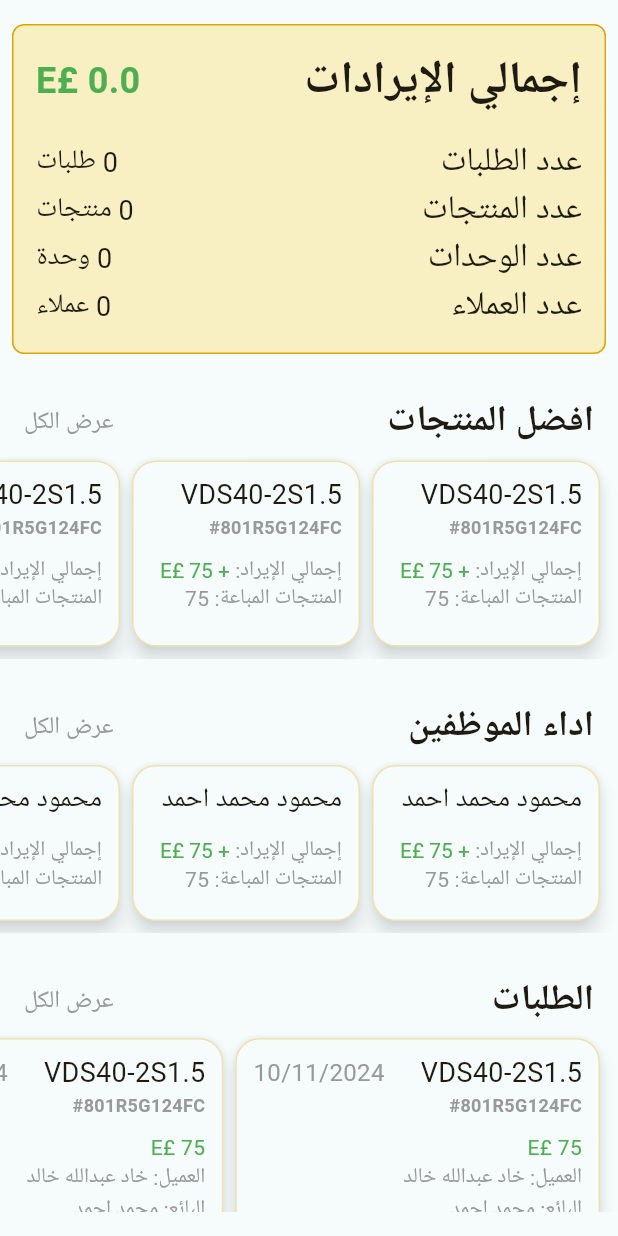
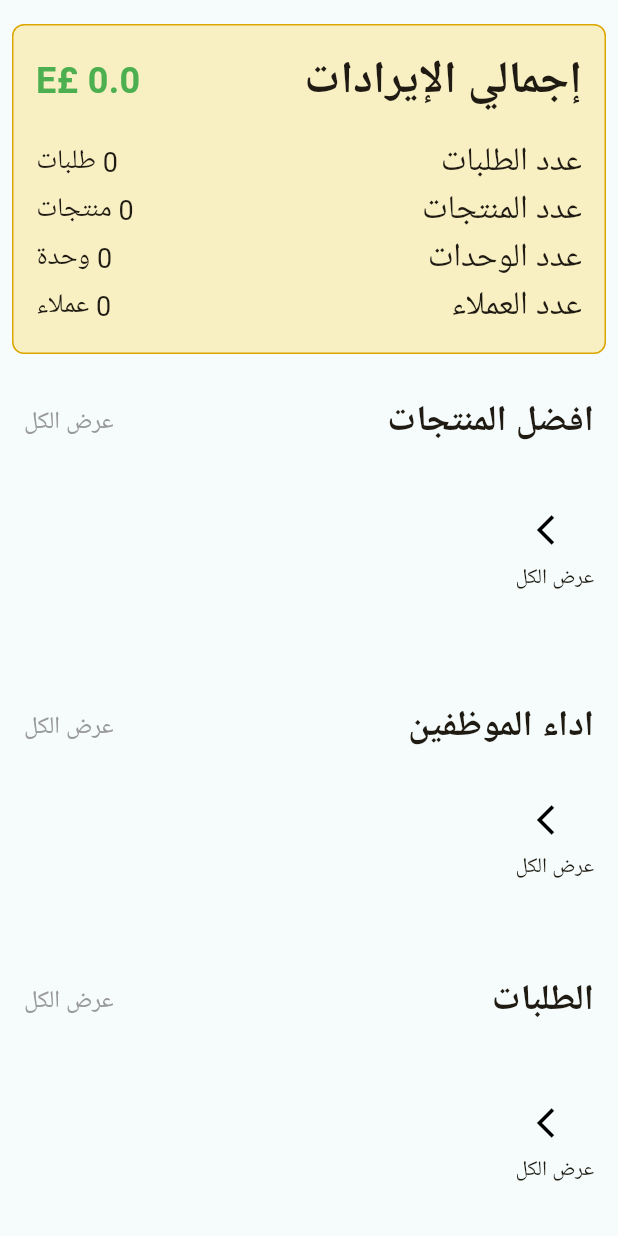
Before and after one commit to ELDemy/inventory_app, a Flutter app: the DashboardContent widget shown alone on an empty page, opened directly, on a phone screen of 412 x 824 dp. Run offline on Flutter 3.47's test engine with Material 3 defaults, Android fonts, the phone set to English and light mode, and no system bars; our stand-ins replace bloc, cloud_firestore, connectivity_plus, firebase_analytics, firebase_auth, firebase_core and 6 more; accounts and stored records are empty.

Commit message:
order history widgets

```diff
--- a/lib/features/admin/features/dashboard/screens/home_dashboard/data/dashboard_repo/dashboard_repo.dart
+++ b/lib/features/admin/features/dashboard/screens/home_dashboard/data/dashboard_repo/dashboard_repo.dart
@@ -15,6 +15,7 @@ class FirebaseOrderRepository implements OrderRepository {
     QuerySnapshot querySnapshot = await Injector.ordersHistoryCollection
         .where('creationTime', isGreaterThanOrEqualTo: startDate)
         .where('creationTime', isLessThanOrEqualTo: endDate)
+        .orderBy('creationTime', descending: true)
         .get();
 
     return querySnapshot.docs
--- a/lib/features/admin/features/dashboard/screens/home_dashboard/data/report_cubit/report_cubit.dart
+++ b/lib/features/admin/features/dashboard/screens/home_dashboard/data/report_cubit/report_cubit.dart
@@ -13,8 +13,9 @@ class ReportCubit extends Cubit<ReportState> {
   ReportCubit() : super(ReportInitial());
 
   List<OrderModel> allOrders = [];
-  ReportStatistics statistics = ReportStatistics();
+  ReportMainStats statistics = ReportMainStats();
   List<ProductStats> productStats = [];
+  List<EmployeeStats> employeeStats = [];
 
   Future<void> getAllOrders(DateTime startDate, DateTime endDate) async {
     try {
@@ -22,7 +23,7 @@ class ReportCubit extends Cubit<ReportState> {
       allOrders = await orderRepository.getOrdersByDateRange(
           startDate: startDate, endDate: endDate);
 
-      calculateMainStatistics();
+      _calculateAllStats();
 
       emit(ReportSuccess());
     } catch (e) {
@@ -30,59 +31,96 @@ class ReportCubit extends Cubit<ReportState> {
     }
   }
 
-  void calculateMainStatistics() {
-    int totalOrders = allOrders.length;
-    Set<String> totalProducts =
-        allOrders.map((order) => order.product.identifierSN ?? "").toSet();
-    Set<String> uniqueCustomers =
-        allOrders.map((order) => order.clientName ?? "").toSet();
+  void _calculateAllStats() {
+    // Create containers
+    final mainStatsContainer = _MainStatsContainer();
+    final productStatsContainer = _ProductStatsContainer();
+    final employeeStatsContainer = _EmployeeStatsContainer();
 
-    double totalRevenue =
-        allOrders.fold<double>(0, (sum, order) => sum + (order.price));
-    int totalUnits =
-        allOrders.fold<int>(0, (sum, order) => sum + order.quantity);
+    // Single pass through all orders
+    for (OrderModel order in allOrders) {
+      mainStatsContainer.processOrder(order);
+      productStatsContainer.processOrder(order);
+      employeeStatsContainer.processOrder(order);
+    }
 
-    statistics = ReportStatistics(
-      totalOrders: totalOrders,
-      totalProducts: totalProducts.length,
-      totalRevenue: totalRevenue,
-      totalUnits: totalUnits,
-      uniqueCustomers: uniqueCustomers.length,
+    // Set final statistics
+    statistics = mainStatsContainer.toReportMainStats();
+    productStats = productStatsContainer.toSortedProductStats();
+    employeeStats = employeeStatsContainer.toSortedEmployeeStats();
+  }
+}
+
+class _MainStatsContainer {
+  final Set<String> _totalProducts = {};
+  final Set<String> _uniqueCustomers = {};
+  int _totalOrders = 0;
+  double _totalRevenue = 0;
+  int _totalUnits = 0;
+
+  void processOrder(OrderModel order) {
+    _totalOrders++;
+    _totalProducts.add(order.product.identifierSN ?? "");
+    _uniqueCustomers.add(order.clientName ?? "");
+    _totalRevenue += order.price;
+    _totalUnits += order.quantity;
+  }
+
+  ReportMainStats toReportMainStats() {
+    return ReportMainStats(
+      totalOrders: _totalOrders,
+      totalProducts: _totalProducts.length,
+      totalRevenue: _totalRevenue,
+      totalUnits: _totalUnits,
+      uniqueCustomers: _uniqueCustomers.length,
     );
   }
+}
 
-  void calculateProductStatistics() {
-    Map<String, ProductStats> productStatsMap = {};
+class _ProductStatsContainer {
+  final Map<String, ProductStats> _productStatsMap = {};
 
-    for (OrderModel order in allOrders) {
+  void processOrder(OrderModel order) {
     String productIdentifier = order.product.identifierSN ?? "غير معرف";
 
-      if (!productStatsMap.containsKey(productIdentifier)) {
-        productStatsMap[productIdentifier] = ProductStats(
+    if (!_productStatsMap.containsKey(productIdentifier)) {
+      _productStatsMap[productIdentifier] = ProductStats(
         productModel: order.product,
         totalUnits: order.quantity,
         totalRevenue: order.price,
       );
     } else {
-        productStatsMap[productIdentifier]!.totalUnits += order.quantity;
-        productStatsMap[productIdentifier]!.totalRevenue += order.price;
+      _productStatsMap[productIdentifier]!.totalUnits += order.quantity;
+      _productStatsMap[productIdentifier]!.totalRevenue += order.price;
     }
   }
 
-    // Convert map to list and sort by total revenue in descending order
-    productStats = productStatsMap.values.toList()
+  List<ProductStats> toSortedProductStats() {
+    return _productStatsMap.values.toList()
       ..sort((a, b) => b.totalRevenue.compareTo(a.totalRevenue));
   }
 }
 
-class ProductStats {
-  final ProductModel productModel;
-  int totalUnits;
-  num totalRevenue;
+class _EmployeeStatsContainer {
+  final Map<String, EmployeeStats> _employeeStatsMap = {};
 
-  ProductStats({
-    required this.productModel,
-    required this.totalUnits,
-    required this.totalRevenue,
-  });
+  void processOrder(OrderModel order) {
+    String employeeName = order.employee ?? "غير معرف";
+
+    if (!_employeeStatsMap.containsKey(employeeName)) {
+      _employeeStatsMap[employeeName] = EmployeeStats(
+        employeeName: employeeName,
+        totalUnits: order.quantity,
+        totalRevenue: order.price,
+      );
+    } else {
+      _employeeStatsMap[employeeName]!.totalUnits += order.quantity;
+      _employeeStatsMap[employeeName]!.totalRevenue += order.price;
     }
+  }
+
+  List<EmployeeStats> toSortedEmployeeStats() {
+    return _employeeStatsMap.values.toList()
+      ..sort((a, b) => b.totalRevenue.compareTo(a.totalRevenue));
+  }
+}
--- a/lib/features/admin/features/dashboard/screens/home_dashboard/data/report_cubit/report_state.dart
+++ b/lib/features/admin/features/dashboard/screens/home_dashboard/data/report_cubit/report_state.dart
@@ -15,14 +15,14 @@ final class ReportFailure extends ReportState {
   ReportFailure(this.errMsg);
 }
 
-class ReportStatistics {
+class ReportMainStats {
   final int totalOrders;
   final int totalProducts;
   final double totalRevenue;
   final int totalUnits;
   final int uniqueCustomers;
 
-  ReportStatistics({
+  ReportMainStats({
     this.totalOrders = 0,
     this.totalProducts = 0,
     this.totalRevenue = 0,
@@ -30,3 +30,27 @@ class ReportStatistics {
     this.uniqueCustomers = 0,
   });
 }
+
+class ProductStats {
+  final ProductModel productModel;
+  int totalUnits;
+  num totalRevenue;
+
+  ProductStats({
+    required this.productModel,
+    required this.totalUnits,
+    required this.totalRevenue,
+  });
+}
+
+class EmployeeStats {
+  final String employeeName;
+  int totalUnits;
+  num totalRevenue;
+
+  EmployeeStats({
+    required this.employeeName,
+    required this.totalUnits,
+    required this.totalRevenue,
+  });
+}
--- a/lib/features/admin/features/dashboard/screens/home_dashboard/presentation/dashboard_screen.dart
+++ b/lib/features/admin/features/dashboard/screens/home_dashboard/presentation/dashboard_screen.dart
@@ -2,11 +2,8 @@ import 'package:flutter/material.dart';
 import 'package:flutter_bloc/flutter_bloc.dart';
 import 'package:inventory_app/core/components/failure_screen.dart';
 import 'package:inventory_app/features/admin/features/dashboard/screens/home_dashboard/data/report_cubit/report_cubit.dart';
-import 'package:inventory_app/features/admin/features/dashboard/screens/home_dashboard/presentation/widgets/order_history/order_history.dart';
 
-import 'widgets/top_sellers/top_sellers.dart';
-import 'widgets/top_sold_products/top_sold_products.dart';
-import 'widgets/total_revenue_card.dart';
+import 'widgets/dashboard_content.dart';
 
 class DashboardScreen extends StatelessWidget {
   const DashboardScreen({super.key});
@@ -16,7 +13,7 @@ class DashboardScreen extends StatelessWidget {
     return BlocProvider(
       create: (context) => ReportCubit()
         ..getAllOrders(
-          DateTime.now().subtract(const Duration(days: 30)),
+          DateTime.now().subtract(const Duration(days: 10)),
           DateTime.now(),
         ),
       child: BlocBuilder<ReportCubit, ReportState>(
@@ -30,13 +27,7 @@ class DashboardScreen extends StatelessWidget {
                 if (state is ReportLoading) {
                   return const Center(child: CircularProgressIndicator());
                 } else if (state is ReportFailure) {
-                  return FailureScreen(
-                    errMsg: state.errMsg,
-                    onTap: () => context.read<ReportCubit>().getAllOrders(
-                          DateTime.now().subtract(const Duration(days: 10)),
-                          DateTime.now(),
-                        ),
-                  );
+                  return _failureScreen(state, context);
                 } else if (state is ReportSuccess) {
                   return const DashboardContent();
                 } else {
@@ -47,6 +38,16 @@ class DashboardScreen extends StatelessWidget {
           );
         },
       ),
+    );
+  }
+
+  FailureScreen _failureScreen(ReportFailure state, BuildContext context) {
+    return FailureScreen(
+      errMsg: state.errMsg,
+      onTap: () => context.read<ReportCubit>().getAllOrders(
+            DateTime.now().subtract(const Duration(days: 10)),
+            DateTime.now(),
+          ),
     );
   }
 
@@ -254,28 +255,3 @@ class DashboardScreen extends StatelessWidget {
     );
   }
 }
-
-class DashboardContent extends StatelessWidget {
-  const DashboardContent({
-    super.key,
-  });
-
-  @override
-  Widget build(BuildContext context) {
-    return const Padding(
-      padding: EdgeInsets.symmetric(vertical: 16.0),
-      child: SingleChildScrollView(
-        child: Column(
-          crossAxisAlignment: CrossAxisAlignment.start,
-          children: [
-            TotalRevenueCard(),
-            SizedBox(height: 14),
-            TopSoldProducts(),
-            TopSellers(),
-            OrderHistory(),
-          ],
-        ),
-      ),
-    );
-  }
-}
--- /dev/null
+++ b/lib/features/admin/features/dashboard/screens/home_dashboard/presentation/widgets/dashboard_content.dart
@@ -0,0 +1,29 @@
+import 'package:flutter/material.dart';
+
+import 'order_history/order_history.dart';
+import 'top_sellers/top_sellers.dart';
+import 'top_sold_products/top_sold_products.dart';
+import 'total_revenue_card.dart';
+
+class DashboardContent extends StatelessWidget {
+  const DashboardContent({super.key});
+
+  @override
+  Widget build(BuildContext context) {
+    return const Padding(
+      padding: EdgeInsets.symmetric(vertical: 16.0),
+      child: SingleChildScrollView(
+        child: Column(
+          crossAxisAlignment: CrossAxisAlignment.start,
+          children: [
+            TotalRevenueCard(),
+            SizedBox(height: 14),
+            TopSoldProducts(),
+            TopSellers(),
+            OrderHistory(),
+          ],
+        ),
+      ),
+    );
+  }
+}
--- a/lib/features/admin/features/dashboard/screens/home_dashboard/presentation/widgets/helpers/report_widget.dart
+++ b/lib/features/admin/features/dashboard/screens/home_dashboard/presentation/widgets/helpers/report_widget.dart
@@ -10,6 +10,7 @@ class ReportWidget extends StatelessWidget {
     required this.title,
     required this.showAllOnTap,
     required this.childBuilder,
+    required this.onCardTap,
     this.height = 140,
     this.itemCount = 6,
   });
@@ -19,6 +20,7 @@ class ReportWidget extends StatelessWidget {
   final double height;
   final int itemCount;
   final Widget Function(int index) childBuilder;
+  final Function(int index) onCardTap;
 
   @override
   Widget build(BuildContext context) {
@@ -62,9 +64,9 @@ class ReportWidget extends StatelessWidget {
       child: ListView.builder(
         padding: const EdgeInsets.symmetric(horizontal: 8),
         scrollDirection: Axis.horizontal,
-        itemCount: itemCount,
+        itemCount: itemCount + 1,
         itemBuilder: (context, index) {
-          if (index == itemCount - 1) {
+          if (index == itemCount) {
             return ShowAllArrow(onTap: showAllOnTap);
           }
           return ConstrainedBox(
@@ -75,7 +77,9 @@ class ReportWidget extends StatelessWidget {
               child: InkWell(
                 borderRadius: BorderRadius.circular(16),
                 splashColor: AppColors.primaryColor,
-                onTap: () {},
+                onTap: () {
+                  onCardTap(index);
+                },
                 child: Padding(
                   padding: const EdgeInsets.symmetric(
                       horizontal: 12.0, vertical: 10),
--- a/lib/features/admin/features/dashboard/screens/home_dashboard/presentation/widgets/order_history/order_history.dart
+++ b/lib/features/admin/features/dashboard/screens/home_dashboard/presentation/widgets/order_history/order_history.dart
@@ -1,9 +1,13 @@
 import 'dart:math';
 
 import 'package:flutter/material.dart';
+import 'package:flutter_bloc/flutter_bloc.dart';
+import 'package:inventory_app/core/models/order_model.dart';
 import 'package:inventory_app/di/injector.dart';
 import 'package:inventory_app/features/admin/features/dashboard/screens/home_dashboard/presentation/widgets/order_history/order_history_data.dart';
+import 'package:inventory_app/features/product_management/find_order/presentation/find_order_screen.dart';
 
+import '../../../data/report_cubit/report_cubit.dart';
 import '../helpers/report_widget.dart';
 
 class OrderHistory extends StatelessWidget {
@@ -11,13 +15,22 @@ class OrderHistory extends StatelessWidget {
 
   @override
   Widget build(BuildContext context) {
+    List<OrderModel> orders = context.watch<ReportCubit>().allOrders;
     return ReportWidget(
       height: 160,
       title: "الطلبات",
+      itemCount: orders.length,
       showAllOnTap: () {
         // generateFakeOrders(200);
       },
-      childBuilder: (index) => OrderHistoryData(index: index),
+      onCardTap: (index) {
+        Navigator.of(context).push(
+          MaterialPageRoute(
+              builder: (context) =>
+                  FindOrderScreen(barcode: orders[index].serialNumbers.first)),
+        );
+      },
+      childBuilder: (index) => OrderHistoryData(orderModel: orders[index]),
     );
   }
 }
--- a/lib/features/admin/features/dashboard/screens/home_dashboard/presentation/widgets/order_history/order_history_data.dart
+++ b/lib/features/admin/features/dashboard/screens/home_dashboard/presentation/widgets/order_history/order_history_data.dart
@@ -1,13 +1,15 @@
 import 'package:flutter/material.dart';
+import 'package:inventory_app/core/models/order_model.dart';
 import 'package:inventory_app/core/utils/app_themes/app_colors.dart';
 import 'package:inventory_app/core/utils/app_themes/app_text_styles.dart';
+import 'package:inventory_app/helpers/date_extension.dart';
 
 class OrderHistoryData extends StatelessWidget {
   const OrderHistoryData({
     super.key,
-    required this.index,
+    required this.orderModel,
   });
-  final int index;
+  final OrderModel orderModel;
 
   @override
   Widget build(BuildContext context) {
@@ -16,33 +18,33 @@ class OrderHistoryData extends StatelessWidget {
       children: [
         Row(
           children: [
-            const Text(
-              "VDS40-2S1.5",
+            Text(
+              orderModel.product.productName ?? 'غير معرف',
               style: AppTextStyles.textStyle18,
             ),
             const SizedBox(width: 24),
             Text(
-              "10/11/2024",
+              "${orderModel.creationTime?.DayDate}",
               style: AppTextStyles.textStyle16
                   .copyWith(color: AppColors.greyColor),
             ),
           ],
         ),
         Text(
-          "#801R5G124FC",
+          orderModel.product.identifierSN ?? 'غير معرف',
           style: AppTextStyles.textStyle12.copyWith(color: AppColors.greyColor),
         ),
         const SizedBox(height: 10),
         Text(
-          "75 £E", // The colored part
+          "${orderModel.price} £E", // The colored part
           style: AppTextStyles.textStyle14.copyWith(color: Colors.green),
         ),
         Text(
-          "العميل: خاد عبدالله خالد",
+          "العميل: ${orderModel.clientName}",
           style: AppTextStyles.textStyle14.copyWith(color: AppColors.greyColor),
         ),
         Text(
-          "البائع: محمد احمد",
+          "البائع: ${orderModel.employee}",
           style: AppTextStyles.textStyle14.copyWith(color: AppColors.greyColor),
         ),
       ],
--- a/lib/features/admin/features/dashboard/screens/home_dashboard/presentation/widgets/top_sellers/top_sellers.dart
+++ b/lib/features/admin/features/dashboard/screens/home_dashboard/presentation/widgets/top_sellers/top_sellers.dart
@@ -1,4 +1,6 @@
 import 'package:flutter/material.dart';
+import 'package:flutter_bloc/flutter_bloc.dart';
+import 'package:inventory_app/features/admin/features/dashboard/screens/home_dashboard/data/report_cubit/report_cubit.dart';
 
 import '../helpers/report_widget.dart';
 import 'top_sellers_data.dart';
@@ -10,11 +12,16 @@ class TopSellers extends StatelessWidget {
 
   @override
   Widget build(BuildContext context) {
+    List<EmployeeStats> employeeStats =
+        context.watch<ReportCubit>().employeeStats;
     return ReportWidget(
       height: 120,
       title: "اداء الموظفين",
       showAllOnTap: () {},
-      childBuilder: (index) => TopSellersData(index: index),
+      itemCount: employeeStats.length,
+      onCardTap: (index) {},
+      childBuilder: (index) =>
+          TopSellersData(employeeStats: employeeStats[index]),
     );
   }
 }
--- a/lib/features/admin/features/dashboard/screens/home_dashboard/presentation/widgets/top_sellers/top_sellers_data.dart
+++ b/lib/features/admin/features/dashboard/screens/home_dashboard/presentation/widgets/top_sellers/top_sellers_data.dart
@@ -1,21 +1,22 @@
 import 'package:flutter/material.dart';
 import 'package:inventory_app/core/utils/app_themes/app_colors.dart';
 import 'package:inventory_app/core/utils/app_themes/app_text_styles.dart';
+import 'package:inventory_app/features/admin/features/dashboard/screens/home_dashboard/data/report_cubit/report_cubit.dart';
 
 class TopSellersData extends StatelessWidget {
   const TopSellersData({
     super.key,
-    required this.index,
+    required this.employeeStats,
   });
-  final int index;
+  final EmployeeStats employeeStats;
 
   @override
   Widget build(BuildContext context) {
     return Column(
       crossAxisAlignment: CrossAxisAlignment.start,
       children: [
-        const Text(
-          "محمود محمد احمد",
+        Text(
+          employeeStats.employeeName,
           style: AppTextStyles.textStyle18,
         ),
         const SizedBox(height: 10),
@@ -28,14 +29,14 @@ class TopSellersData extends StatelessWidget {
                     .copyWith(color: AppColors.greyColor),
               ),
               TextSpan(
-                text: "+ E£ 75", // The colored part
+                text: "+ E£ ${employeeStats.totalRevenue}", // The colored part
                 style: AppTextStyles.textStyle14.copyWith(color: Colors.green),
               ),
             ],
           ),
         ),
         Text(
-          "المنتجات المباعة: 75",
+          "المنتجات المباعة: ${employeeStats.totalUnits}",
           style: AppTextStyles.textStyle14.copyWith(color: AppColors.greyColor),
         ),
       ],
--- a/lib/features/admin/features/dashboard/screens/home_dashboard/presentation/widgets/top_sold_products/top_sold_product_card_data.dart
+++ b/lib/features/admin/features/dashboard/screens/home_dashboard/presentation/widgets/top_sold_products/top_sold_product_card_data.dart
@@ -1,25 +1,26 @@
 import 'package:flutter/material.dart';
 import 'package:inventory_app/core/utils/app_themes/app_colors.dart';
 import 'package:inventory_app/core/utils/app_themes/app_text_styles.dart';
+import 'package:inventory_app/features/admin/features/dashboard/screens/home_dashboard/data/report_cubit/report_cubit.dart';
 
 class TopSoldProductCardData extends StatelessWidget {
   const TopSoldProductCardData({
     super.key,
-    required this.index,
+    required this.productStats,
   });
-  final int index;
+  final ProductStats productStats;
 
   @override
   Widget build(BuildContext context) {
     return Column(
       crossAxisAlignment: CrossAxisAlignment.start,
       children: [
-        const Text(
-          "VDS40-2S1.5",
+        Text(
+          productStats.productModel.productName ?? 'غير معرف',
           style: AppTextStyles.textStyle18,
         ),
         Text(
-          "#801R5G124FC",
+          productStats.productModel.identifierSN ?? 'غير معرف',
           style: AppTextStyles.textStyle12.copyWith(color: AppColors.greyColor),
         ),
         const SizedBox(height: 10),
@@ -32,14 +33,14 @@ class TopSoldProductCardData extends StatelessWidget {
                     .copyWith(color: AppColors.greyColor),
               ),
               TextSpan(
-                text: "+ E£ 75", // The colored part
+                text: "E£ ${productStats.totalRevenue}", // The colored part
                 style: AppTextStyles.textStyle14.copyWith(color: Colors.green),
               ),
             ],
           ),
         ),
         Text(
-          "المنتجات المباعة: 75",
+          "الوحدات المباعة: ${productStats.totalUnits}",
           style: AppTextStyles.textStyle14.copyWith(color: AppColors.greyColor),
         ),
       ],
--- a/lib/features/admin/features/dashboard/screens/home_dashboard/presentation/widgets/top_sold_products/top_sold_products.dart
+++ b/lib/features/admin/features/dashboard/screens/home_dashboard/presentation/widgets/top_sold_products/top_sold_products.dart
@@ -1,4 +1,6 @@
 import 'package:flutter/material.dart';
+import 'package:flutter_bloc/flutter_bloc.dart';
+import 'package:inventory_app/features/admin/features/dashboard/screens/home_dashboard/data/report_cubit/report_cubit.dart';
 
 import '../helpers/report_widget.dart';
 import 'top_sold_product_card_data.dart';
@@ -10,10 +12,16 @@ class TopSoldProducts extends StatelessWidget {
 
   @override
   Widget build(BuildContext context) {
+    List<ProductStats> productsStats =
+        context.watch<ReportCubit>().productStats;
     return ReportWidget(
       title: "افضل المنتجات",
       showAllOnTap: () {},
-      childBuilder: (index) => TopSoldProductCardData(index: index),
+      itemCount: productsStats.length,
+      onCardTap: (index) {},
+      childBuilder: (index) => TopSoldProductCardData(
+        productStats: context.read<ReportCubit>().productStats[index],
+      ),
     );
   }
 }
--- a/lib/features/admin/features/dashboard/screens/home_dashboard/presentation/widgets/total_revenue_card.dart
+++ b/lib/features/admin/features/dashboard/screens/home_dashboard/presentation/widgets/total_revenue_card.dart
@@ -9,7 +9,7 @@ class TotalRevenueCard extends StatelessWidget {
 
   @override
   Widget build(BuildContext context) {
-    ReportStatistics reportStatistics = context.watch<ReportCubit>().statistics;
+    ReportMainStats reportStatistics = context.watch<ReportCubit>().statistics;
     return Card(
       margin: const EdgeInsets.symmetric(horizontal: 8),
       color: AppColors.cardYellowBackgroundColor,
```
Also changed, not shown: lib/helpers/date_extension.dart (added, +7 -0 lines). Lines whose indentation alone changed are shown as unchanged.
